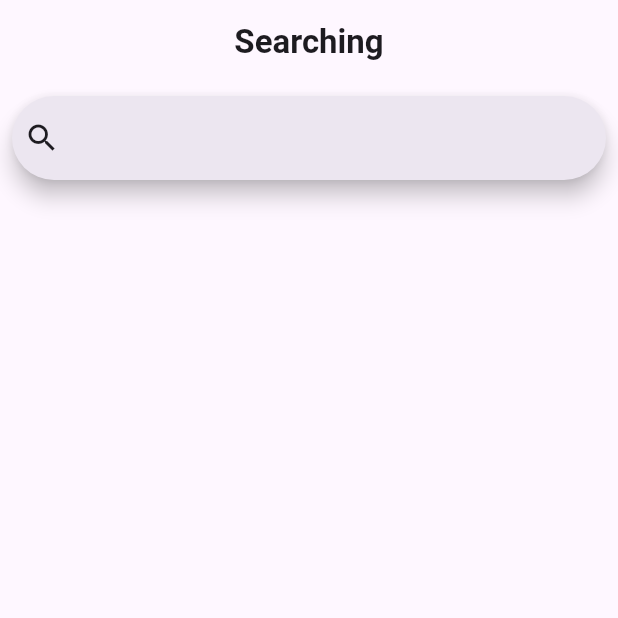
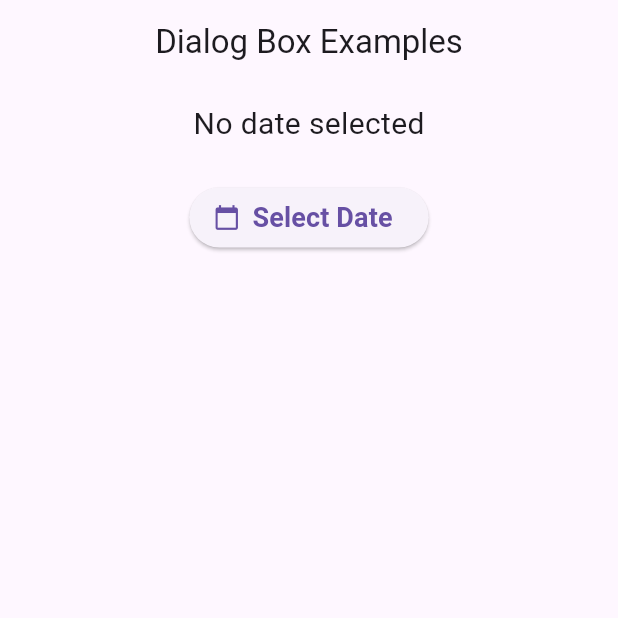
Before and after one commit to sushantebp/flutter_docs_part_1, a Flutter app: the screen it shows after launch, on a phone screen of 412 x 824 dp, the top half of it. Run offline on Flutter 3.47's test engine with Material 3 defaults, Android fonts, the phone set to English and light mode, and no system bars.

Commit message:
feat(dialogbox):implemented showdatepicker

```diff
--- a/lib/main.dart
+++ b/lib/main.dart
@@ -1,5 +1,5 @@
 import 'package:flutter/material.dart';
-import 'package:learn_app/practise/pages/search_bar_example_page.dart';
+import 'package:learn_app/pages/dialog_box_example_page.dart';
 
 void main(List<String> args) {
   runApp(const ButtonTypeApp());
@@ -10,6 +10,6 @@ class ButtonTypeApp extends StatelessWidget {
 
   @override
   Widget build(BuildContext context) {
-    return MaterialApp(home: const SearchBarExamplePage());
+    return MaterialApp(home: const DialogBoxExamplePage());
   }
 }
--- /dev/null
+++ b/lib/pages/dialog_box_example_page.dart
@@ -0,0 +1,66 @@
+import 'package:flutter/material.dart';
+
+class DialogBoxExamplePage extends StatefulWidget {
+  const DialogBoxExamplePage({super.key});
+
+  @override
+  State<DialogBoxExamplePage> createState() => _DialogBoxExamplePageState();
+}
+
+class _DialogBoxExamplePageState extends State<DialogBoxExamplePage> {
+  DateTime? dateTime;
+
+  Future<void> _selectDateTime() async {
+    final now = DateTime.now();
+    final pickedDate = await showDatePicker(
+      context: context,
+      initialDate: dateTime ?? now,
+      firstDate: DateTime(now.year - 5),
+      lastDate: now,
+      builder: (BuildContext context, Widget? child) {
+        return child!;
+      },
+    );
+    if (pickedDate != null) {
+      setState(() {
+        dateTime = pickedDate;
+      });
+    }
+  }
+
+  @override
+  Widget build(BuildContext context) {
+    return Scaffold(
+      appBar: AppBar(
+        title: const Text("Dialog Box Examples"),
+        centerTitle: true,
+      ),
+      body: Center(
+        child: Column(
+          children: [
+            const SizedBox(height: 12),
+
+            // showdatepicker example
+            Text(
+              dateTime == null
+                  ? "No date selected"
+                  : "Selected date: ${dateTime!.toLocal().toString().split(' ')[0]}",
+              style: const TextStyle(fontSize: 20),
+            ),
+            const SizedBox(height: 24),
+            ElevatedButton.icon(
+              icon: const Icon(Icons.calendar_today),
+              label: const Text(
+                "Select Date",
+                style: TextStyle(fontSize: 18, fontWeight: FontWeight.w600),
+              ),
+
+              onPressed: _selectDateTime,
+            ),
+            const SizedBox(height: 12),
+          ],
+        ),
+      ),
+    );
+  }
+}
```
